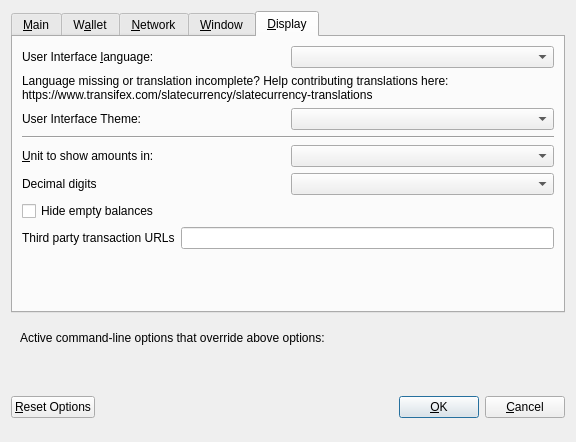
The window that src/qt/forms/optionsdialog.ui (bytzcurrency/slate) describes before a commit, drawn with Qt 5.
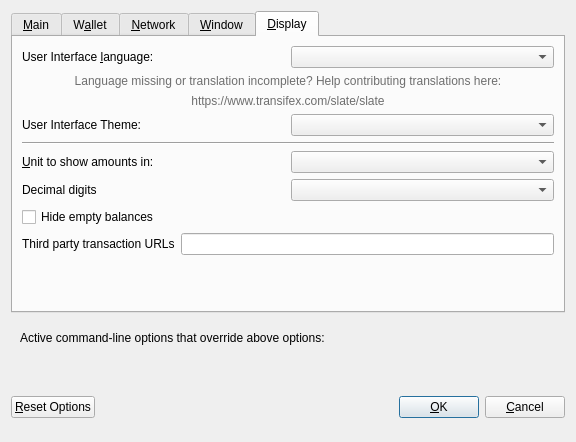
The same window after the commit. The open tabs and pages were chosen to show the change. Custom widgets are drawn as their Qt base class.

Commit message:
Update message in GUI for better translation handling
- When the translatable message ends in a %, the translation dev tools
script will error.
- Avoid ending translatable strings in with a new line

Diff of the .ui file:
```diff
--- a/src/qt/forms/optionsdialog.ui
+++ b/src/qt/forms/optionsdialog.ui
@@ -491,6 +491,37 @@
          </item>
         </layout>
        </item>
+       <item>
+        <widget class="QLabel" name="label_4">
+         <property name="toolTip">
+          <string notr="true"/>
+         </property>
+         <property name="statusTip">
+          <string notr="true"/>
+         </property>
+         <property name="whatsThis">
+          <string notr="true"/>
+         </property>
+         <property name="accessibleName">
+          <string notr="true"/>
+         </property>
+         <property name="styleSheet">
+          <string notr="true">color: rgb(110, 110, 110);</string>
+         </property>
+         <property name="text">
+          <string>Language missing or translation incomplete? Help contributing translations here:</string>
+         </property>
+         <property name="alignment">
+          <set>Qt::AlignCenter</set>
+         </property>
+         <property name="wordWrap">
+          <bool>true</bool>
+         </property>
+         <property name="textInteractionFlags">
+          <set>Qt::TextBrowserInteraction</set>
+         </property>
+        </widget>
+       </item>
        <item>
         <widget class="QLabel" name="label_3">
          <property name="toolTip">
@@ -505,9 +536,14 @@
          <property name="accessibleName">
           <string notr="true"/>
          </property>
+         <property name="styleSheet">
+          <string notr="true">color: rgb(110, 110, 110);</string>
+         </property>
          <property name="text">
-          <string>Language missing or translation incomplete? Help contributing translations here:
-https://www.transifex.com/slatecurrency/slatecurrency-translations</string>
+          <string notr="true">https://www.transifex.com/slate/slate</string>
+         </property>
+         <property name="alignment">
+          <set>Qt::AlignCenter</set>
          </property>
          <property name="wordWrap">
           <bool>true</bool>
```
The commit also changes 2 other files.
